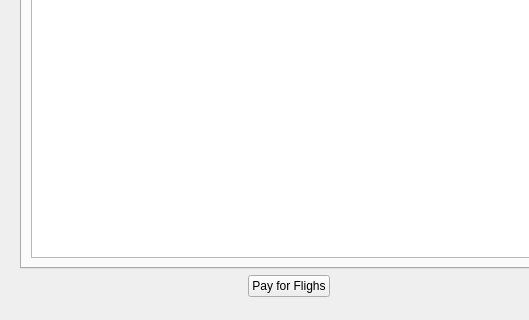
This is account_and_orders.ui in Aloereed/Flightman_Client_DATA130039 as Qt 5 draws it before an edit; both pictures show x 0 to 529 and y 264 to 584 of the 889 by 584 pixel window. The edited form follows.
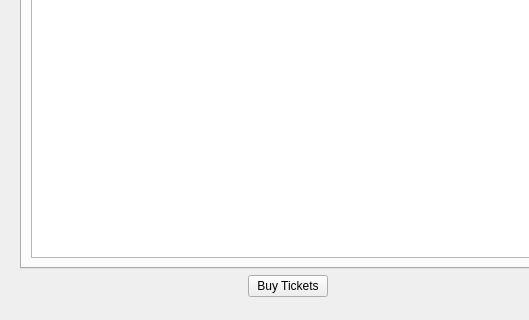
This is the edited form. The open tabs and pages were chosen to show the change.

```diff
--- a/account_and_orders.ui
+++ b/account_and_orders.ui
@@ -130,7 +130,7 @@
         <item>
          <widget class="QPushButton" name="buyticket_pushButton">
           <property name="text">
-           <string>Pay for Flighs</string>
+           <string>Buy Tickets</string>
           </property>
          </widget>
         </item>
```
Left out of the diff: 2 changed lines with no effect on the pictures.
